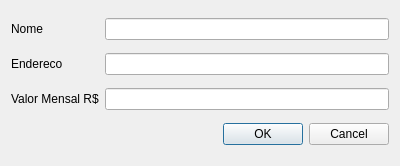
hereisjohnny2/ReciboPDF, file novoinquilinodialog.ui: the form before one commit.
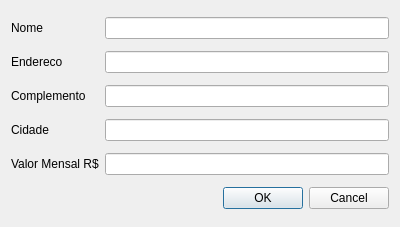
The form after the commit.

Diff of the .ui file:
```diff
--- a/novoinquilinodialog.ui
+++ b/novoinquilinodialog.ui
@@ -7,24 +7,27 @@
     <x>0</x>
     <y>0</y>
     <width>400</width>
-    <height>166</height>
+    <height>227</height>
    </rect>
   </property>
   <property name="windowTitle">
    <string>Novo Inquilino</string>
   </property>
   <layout class="QGridLayout" name="gridLayout">
-   <item row="0" column="0">
-    <widget class="QLabel" name="label">
+   <item row="1" column="1">
+    <widget class="QLineEdit" name="inputEndereco"/>
+   </item>
+   <item row="1" column="0">
+    <widget class="QLabel" name="label_2">
      <property name="text">
-      <string>Nome</string>
+      <string>Endereco</string>
      </property>
     </widget>
    </item>
    <item row="0" column="1">
     <widget class="QLineEdit" name="inputNome"/>
    </item>
-   <item row="3" column="1">
+   <item row="6" column="1">
     <widget class="QDialogButtonBox" name="buttonBox">
      <property name="orientation">
       <enum>Qt::Horizontal</enum>
@@ -34,26 +37,43 @@
      </property>
     </widget>
    </item>
-   <item row="1" column="0">
-    <widget class="QLabel" name="label_2">
-     <property name="text">
-      <string>Endereco</string>
-     </property>
-    </widget>
-   </item>
-   <item row="1" column="1">
-    <widget class="QLineEdit" name="inputEndereco"/>
-   </item>
-   <item row="2" column="0">
+   <item row="5" column="0">
     <widget class="QLabel" name="label_3">
      <property name="text">
       <string>Valor Mensal R$</string>
      </property>
     </widget>
    </item>
-   <item row="2" column="1">
+   <item row="5" column="1">
     <widget class="QLineEdit" name="inputAluguel"/>
    </item>
+   <item row="2" column="0">
+    <widget class="QLabel" name="label_4">
+     <property name="text">
+      <string>Complemento</string>
+     </property>
+    </widget>
+   </item>
+   <item row="0" column="0">
+    <widget class="QLabel" name="label">
+     <property name="text">
+      <string>Nome</string>
+     </property>
+    </widget>
+   </item>
+   <item row="3" column="1">
+    <widget class="QLineEdit" name="inputCity"/>
+   </item>
+   <item row="3" column="0">
+    <widget class="QLabel" name="label_5">
+     <property name="text">
+      <string>Cidade</string>
+     </property>
+    </widget>
+   </item>
+   <item row="2" column="1">
+    <widget class="QLineEdit" name="inputComp"/>
+   </item>
   </layout>
  </widget>
  <resources/>
```
